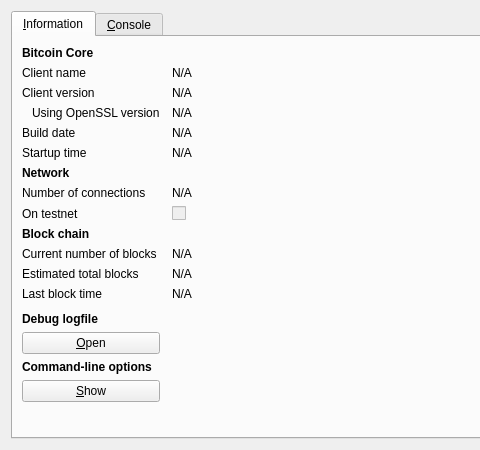
Old version of the form src/qt/forms/rpcconsole.ui in the repository Simplexletalis/bacoin-v.01; both pictures show x 0 to 480 and y 0 to 450 of the 740 by 450 pixel window.
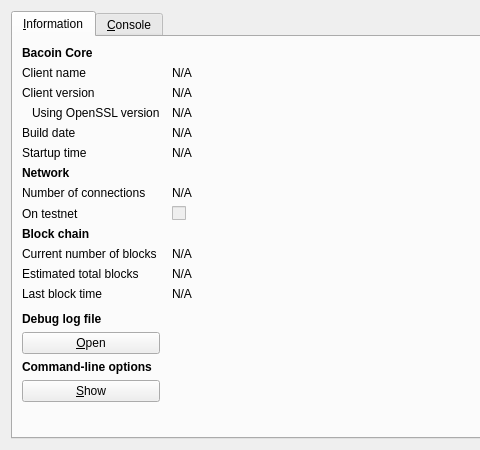
New version of the form. Icons and pictures are not drawn.

What changed in the file:
```diff
--- a/src/qt/forms/rpcconsole.ui
+++ b/src/qt/forms/rpcconsole.ui
@@ -36,7 +36,7 @@
           </font>
          </property>
          <property name="text">
-          <string>Bitcoin Core</string>
+          <string>Bacoin Core</string>
          </property>
         </widget>
        </item>
@@ -315,7 +315,7 @@
           </font>
          </property>
          <property name="text">
-          <string>Debug logfile</string>
+          <string>Debug log file</string>
          </property>
         </widget>
        </item>
```
Left out of the diff: 9 changed lines with no effect on the pictures.
